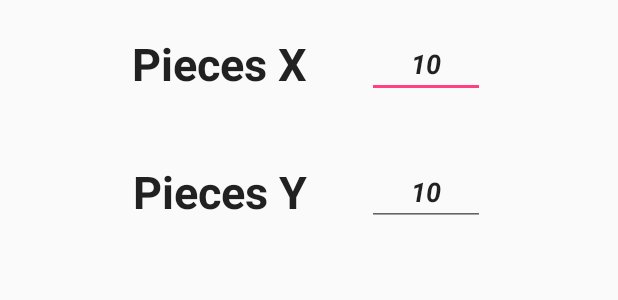
After one commit to mahsumdemir/Puzzler, an Android app: the layout puzzle_properties_dialog.xml on its own in the app's theme, with its tools: preview values and no code run, on a phone screen of 412 x 824 dp. The commit adds this screen. Shown: the top 300 px of the screen. Run offline under Robolectric (Android 15) with nearby library versions, the phone set to English and light mode, and no system bars.

Commit message:
Add PuzzlePropertiesDialog to let users to set some variables on puzzle.

```diff
--- /dev/null
+++ b/app/src/main/res/layout/puzzle_properties_dialog.xml
@@ -0,0 +1,24 @@
+<?xml version="1.0" encoding="utf-8"?>
+<LinearLayout
+  xmlns:android="http://schemas.android.com/apk/res/android"
+  android:layout_width="match_parent"
+  android:layout_height="match_parent"
+  android:orientation="vertical">
+
+  <LinearLayout style="@style/PuzzlePropDialogLineLay">
+    <TextView style="@style/PuzzlePropDialogTextView"
+      android:id="@+id/textView2"
+      android:text="Pieces X" />
+    <EditText style="@style/PuzzlePropDialogEditText"
+      android:id="@+id/piecesX" />
+  </LinearLayout>
+
+  <LinearLayout style="@style/PuzzlePropDialogLineLay">
+    <TextView style="@style/PuzzlePropDialogTextView"
+      android:id="@+id/textView3"
+      android:text="Pieces Y"/>
+    <EditText style="@style/PuzzlePropDialogEditText"
+      android:id="@+id/piecesY"/>
+  </LinearLayout>
+
+</LinearLayout>
--- /dev/null
+++ b/app/src/main/res/values/puzzle_prop_styles.xml
@@ -0,0 +1,44 @@
+<?xml version="1.0" encoding="utf-8"?>
+<resources>
+
+  <style name="PuzzlePropDialogLineLay">
+    <item name="android:orientation">horizontal</item>
+    <item name="android:layout_width">match_parent</item>
+    <item name="android:layout_height">wrap_content</item>
+    <item name="android:gravity">center</item>
+  </style>
+
+  <style name="PuzzlePropDialogEditText"
+    parent="@style/PuzzlePropDialogBase">
+    <item name="android:textStyle">bold|italic</item>
+    <item name="android:ems">2</item>
+    <item name="android:inputType">number</item>
+    <item name="android:lineSpacingExtra">18sp</item>
+    <item name="android:text">10</item>
+    <item name="android:textAlignment">center</item>
+    <item name="android:textAppearance">
+      @style/TextAppearance.AppCompat.Body1
+    </item>
+    <item name="android:textSize">18sp</item>
+  </style>
+
+  <style name="PuzzlePropDialogTextView"
+    parent="@style/PuzzlePropDialogBase"
+    >
+    <item name="android:textStyle">bold</item>
+    <item name="android:textAppearance">
+      @style/TextAppearance.AppCompat.Body1
+    </item>
+    <item name="android:textSize">30sp</item>
+  </style>
+
+
+  <style name="PuzzlePropDialogBase"
+    parent="@style/AppBase">
+    <item name="android:layout_margin">20dp</item>
+    <item name="android:gravity">center</item>
+    <item name="android:layout_width">wrap_content</item>
+    <item name="android:layout_height">wrap_content</item>
+  </style>
+
+</resources>
--- a/app/src/main/res/values/styles.xml
+++ b/app/src/main/res/values/styles.xml
@@ -11,4 +11,6 @@
   <style name="CustomImageView">
     <item name="android:layout_marginTop">-35.5dp</item>
   </style>
+
+  <style name="AppBase"></style>
 </resources>
```
Also changed, not shown: app/src/main/java/com/mahsum/puzzle/loadImage/PickImageActivity.java (+4 -7 lines), app/src/main/java/com/mahsum/puzzle/ui/PuzzlePropertiesDialog.java (added, +57 -0 lines).
